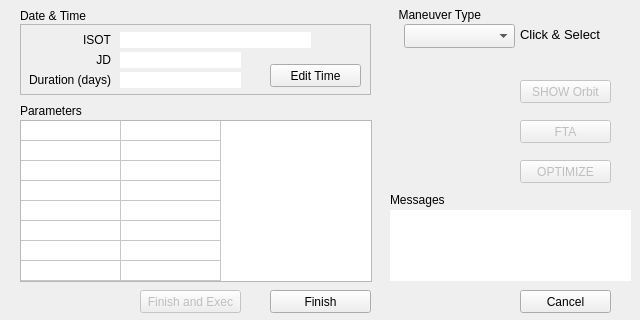
Old version of the form source/ui/editmandialog.ui in the repository whiskie14142/SolarSystemVoyager.
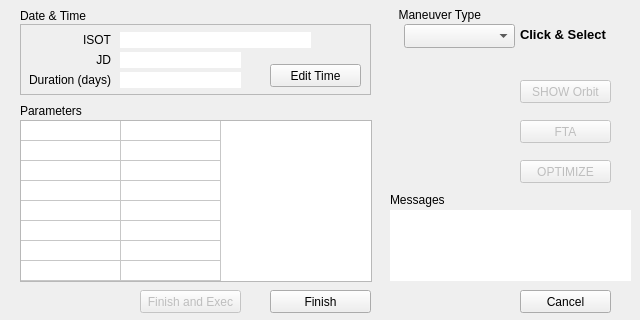
New version of the form.

```diff
--- a/source/ui/editmandialog.ui
+++ b/source/ui/editmandialog.ui
@@ -291,6 +291,8 @@
     <font>
      <family>Arial</family>
      <pointsize>10</pointsize>
+     <weight>75</weight>
+     <bold>true</bold>
     </font>
    </property>
    <property name="text">
```
Left out of the diff: 2 changed lines with no effect on the pictures.
